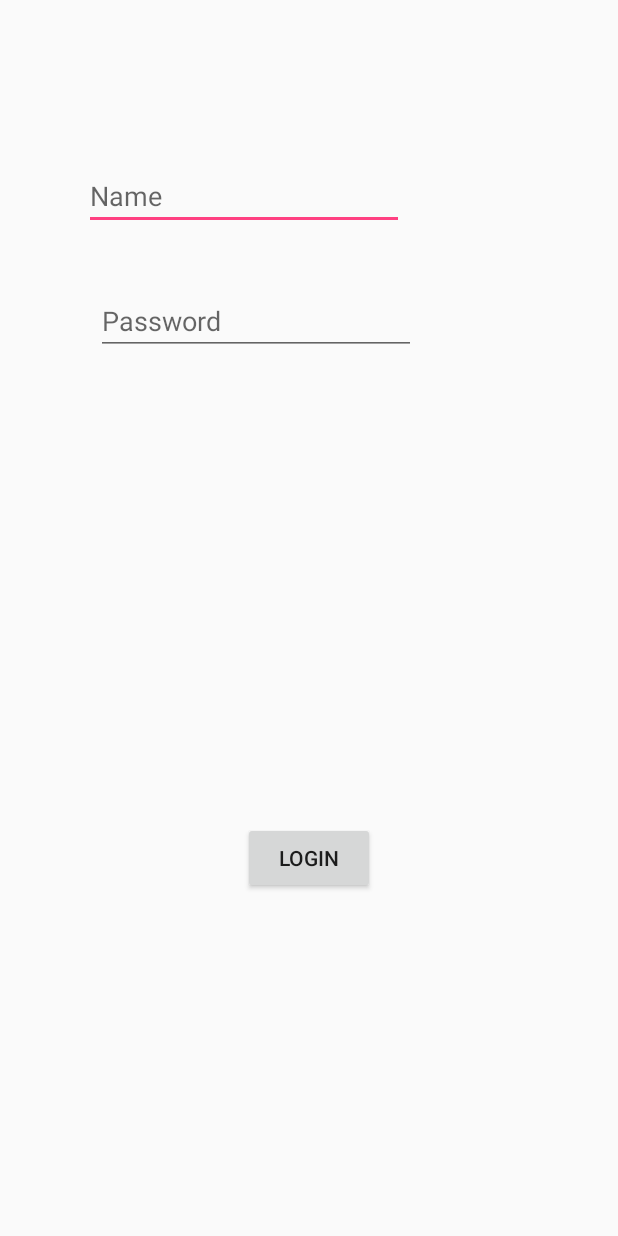
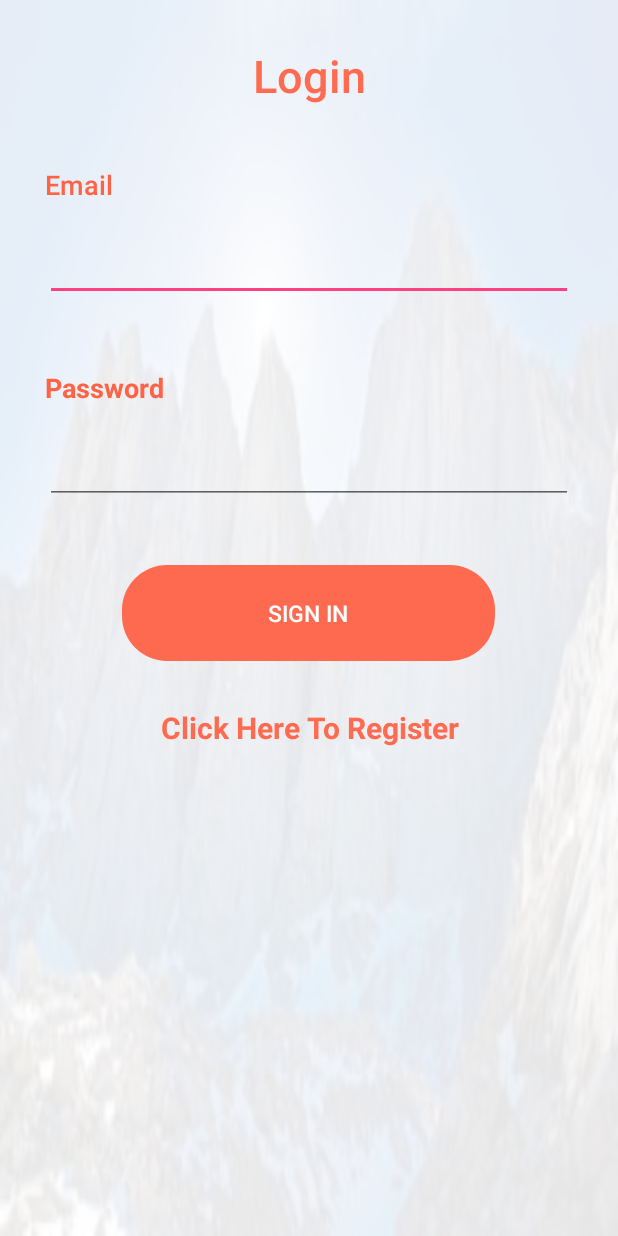
Before and after one commit to SaurabhVj/GetConnect, an Android app: the LoginActivity screen opened directly, with no data from a screen before it, on a phone screen of 412 x 824 dp. Run offline under Robolectric (Android 15) with nearby library versions, the phone set to English and light mode, and no system bars; our stand-ins replace Firebase (no records; nobody signed in at launch, a user with empty details on screens opened directly).

Commit message:
Login Activity Ui is updated

```diff
--- a/app/src/main/java/com/vijay/saurabh/getconnect/LoginRegister/LoginActivity.java
+++ b/app/src/main/java/com/vijay/saurabh/getconnect/LoginRegister/LoginActivity.java
@@ -7,6 +7,7 @@ import android.os.Bundle;
 import android.view.View;
 import android.widget.Button;
 import android.widget.EditText;
+import android.widget.TextView;
 import android.widget.Toast;
 
 import com.google.android.gms.tasks.OnCompleteListener;
@@ -19,23 +20,34 @@ import com.vijay.saurabh.getconnect.R;
 public class LoginActivity extends AppCompatActivity {
 
     FirebaseAuth auth ;
-    EditText et_name , et_password ;
+    EditText et_email , et_password ;
     Button btn_login ;
+    TextView register ;
 
     @Override
     protected void onCreate(Bundle savedInstanceState) {
         super.onCreate(savedInstanceState);
         setContentView(R.layout.activity_login);
         auth = FirebaseAuth.getInstance();
-        et_name  = findViewById(R.id.et_name) ;
-        et_password = findViewById(R.id.editText2);
+        et_email  = findViewById(R.id.et_email) ;
+        et_password = findViewById(R.id.et_passwd);
+        register = findViewById(R.id.register);
+
+        register.setOnClickListener(new View.OnClickListener() {
+            @Override
+            public void onClick(View v) {
+                Intent i = new Intent(LoginActivity.this , Register.class);
+                startActivity(i);
+                finish();
+            }
+        });
 
 
 
     }
     public  void login(View v)
     {
-        auth.signInWithEmailAndPassword(et_name.getText().toString() , et_password.getText().toString()).addOnCompleteListener(new OnCompleteListener<AuthResult>() {
+        auth.signInWithEmailAndPassword(et_email.getText().toString() , et_password.getText().toString()).addOnCompleteListener(new OnCompleteListener<AuthResult>() {
             @Override
             public void onComplete(@NonNull Task<AuthResult> task) {
                 if(task.isSuccessful())
@@ -56,4 +68,6 @@ public class LoginActivity extends AppCompatActivity {
     }
 
 
+
+
 }
--- a/app/src/main/res/layout/activity_login.xml
+++ b/app/src/main/res/layout/activity_login.xml
@@ -1,53 +1,128 @@
 <?xml version="1.0" encoding="utf-8"?>
-<RelativeLayout xmlns:android="http://schemas.android.com/apk/res/android"
+<RelativeLayout
+    xmlns:android="http://schemas.android.com/apk/res/android"
     xmlns:app="http://schemas.android.com/apk/res-auto"
     xmlns:tools="http://schemas.android.com/tools"
+    android:background="@drawable/mountains1"
     android:layout_width="match_parent"
     android:layout_height="match_parent"
-    tools:context=".LoginRegister.LoginActivity">
+    tools:context=".LoginRegister.LoginActivity"
+    >
+    <ImageView
+        android:layout_width="match_parent"
+        android:layout_height="match_parent"
+        android:background="#E6FFFFFF"
+        />
+
+    <TextView
+        android:id="@+id/tv_login"
+        android:layout_width="match_parent"
+        android:layout_height="wrap_content"
+        android:layout_marginTop="30dp"
+        android:fontFamily="sans-serif-medium"
+        android:text="Login"
+        android:gravity="center"
+        android:textColor="#f2FF6347"
+        android:textSize="30sp"
+        />
+
+    <LinearLayout
+        android:id="@+id/linlay1"
+        android:layout_width="match_parent"
+        android:layout_height="wrap_content"
+        android:layout_below="@+id/tv_login"
+        android:layout_marginTop="20dp"
+        android:orientation="vertical">
+
+        <LinearLayout
+            android:layout_width="match_parent"
+            android:layout_height="wrap_content"
+            android:paddingTop="20dp"
+            android:paddingBottom="20dp"
+            android:paddingRight="30dp"
+            android:paddingLeft="30dp"
+            android:orientation="vertical">
+
+            <TextView
+                android:layout_width="wrap_content"
+                android:layout_height="wrap_content"
+                android:fontFamily="sans-serif-light"
+                android:text="Email"
+                android:textStyle="bold"
+                android:textAllCaps="true"
+                android:inputType="number"
+                android:textColor="#FF6347"
+                android:textSize="18sp" />
 
             <EditText
-        android:id="@+id/et_name"
+                android:layout_width="match_parent"
+                android:layout_height="45dp"
+                android:id="@+id/et_email"
+                android:layout_marginTop="20dp"
+                android:paddingLeft="15dp"
+                android:paddingRight="15dp"
+                android:textSize="18sp" />
+
+        </LinearLayout>
+
+        <LinearLayout
+            android:layout_width="match_parent"
+            android:layout_height="wrap_content"
+            android:layout_marginTop="5dp"
+            android:paddingTop="20dp"
+            android:paddingBottom="20dp"
+            android:paddingRight="30dp"
+            android:paddingLeft="30dp"
+            android:id="@+id/layout2"
+            android:orientation="vertical">
+
+            <TextView
                 android:layout_width="wrap_content"
                 android:layout_height="wrap_content"
-        android:layout_alignParentStart="true"
-        android:layout_alignParentTop="true"
-        android:layout_marginStart="56dp"
-        android:layout_marginTop="108dp"
-        android:ems="10"
-        android:inputType="textPersonName"
-        android:hint="Name"
-        tools:layout_editor_absoluteX="69dp"
-        tools:layout_editor_absoluteY="77dp"
-        android:layout_alignParentLeft="true"
-        android:layout_marginLeft="56dp" />
+                android:textColor="#FF6347"
+                android:text="Password"
+                android:textStyle="bold"
+                android:textSize="18sp" />
 
             <EditText
-        android:id="@+id/editText2"
-        android:layout_width="wrap_content"
-        android:layout_height="wrap_content"
-        android:layout_alignParentStart="true"
-        android:layout_alignParentTop="true"
-        android:layout_marginStart="64dp"
-        android:layout_marginTop="191dp"
-        android:ems="10"
+                android:layout_width="match_parent"
+                android:layout_height="45dp"
+                android:layout_marginTop="20dp"
                 android:inputType="textPassword"
-        android:hint="Password"
-        tools:layout_editor_absoluteX="69dp"
-        tools:layout_editor_absoluteY="172dp"
-        android:layout_alignParentLeft="true"
-        android:layout_marginLeft="64dp" />
+                android:id="@+id/et_passwd"
+                android:paddingLeft="15dp"
+                android:paddingRight="15dp"
+                android:textSize="18sp" />
+
+        </LinearLayout>
 
         <Button
-        android:id="@+id/bt_login"
-        android:layout_width="wrap_content"
+            android:layout_marginTop="20dp"
+            android:layout_width="250dp"
+            android:layout_gravity="center_horizontal"
+            android:onClick="login"
+            android:layout_height="65dp"
+            android:text="Sign In"
+            android:textColor="#ffffff"
+            android:textSize="15dp"
+            android:background="@drawable/selector_xml_name"
+            android:id="@+id/btn_signin"/>
+
+        <TextView
+            android:layout_width="match_parent"
             android:layout_height="wrap_content"
-        android:layout_alignParentBottom="true"
-        android:layout_centerHorizontal="true"
-        android:layout_marginBottom="228dp"
-        android:text="Login"
-        android:onClick="login"
-        tools:layout_editor_absoluteX="133dp"
-        tools:layout_editor_absoluteY="286dp"
+            android:layout_below="@+id/forgot_pass"
+            android:layout_marginTop="30dp"
+            android:text="Click Here To Register"
+            android:gravity="center"
+            android:textColor="#f2FF6347"
+            android:textSize="20dp"
+            android:textStyle="bold"
+            android:id="@+id/register"
             />
+
+    </LinearLayout>
+
+
+
 </RelativeLayout>
```
Lines whose indentation alone changed are shown as unchanged.
